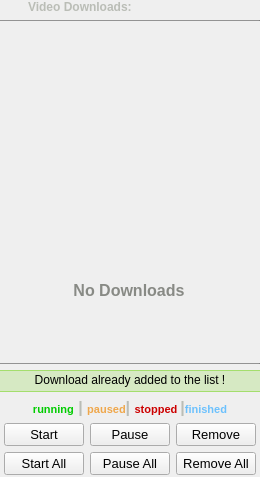
Before: the Qt Designer form download_widget.ui in keshavbhatt/olivia, drawn with Qt 5.
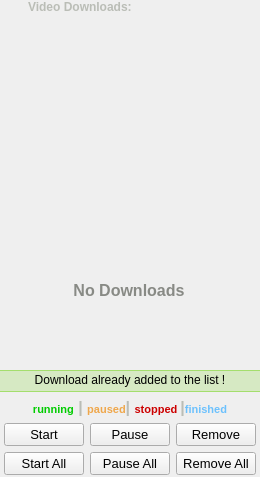
After: the same form once the commit is applied. Icons and pictures are not drawn.

Commit message: removed horizontal lines wwidget from videodownload widget

What changed in the file:
```diff
--- a/download_widget.ui
+++ b/download_widget.ui
@@ -65,28 +65,6 @@
      </item>
     </layout>
    </item>
-   <item>
-    <widget class="Line" name="line">
-     <property name="minimumSize">
-      <size>
-       <width>0</width>
-       <height>1</height>
-      </size>
-     </property>
-     <property name="maximumSize">
-      <size>
-       <width>16777215</width>
-       <height>1</height>
-      </size>
-     </property>
-     <property name="styleSheet">
-      <string notr="true">background-color: #808080;</string>
-     </property>
-     <property name="orientation">
-      <enum>Qt::Horizontal</enum>
-     </property>
-    </widget>
-   </item>
    <item>
     <layout class="QVBoxLayout" name="verticalLayout_2">
      <property name="leftMargin">
@@ -179,28 +157,6 @@
      </item>
     </layout>
    </item>
-   <item>
-    <widget class="Line" name="line_2">
-     <property name="minimumSize">
-      <size>
-       <width>0</width>
-       <height>1</height>
-      </size>
-     </property>
-     <property name="maximumSize">
-      <size>
-       <width>16777215</width>
-       <height>1</height>
-      </size>
-     </property>
-     <property name="styleSheet">
-      <string notr="true">background-color: #808080;</string>
-     </property>
-     <property name="orientation">
-      <enum>Qt::Horizontal</enum>
-     </property>
-    </widget>
-   </item>
    <item>
     <widget class="QLabel" name="already_added">
      <property name="styleSheet">
```
